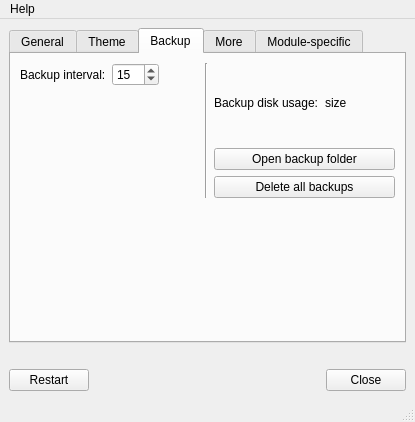
Old version of the form OTModules/OTGeneric/wsettings.ui in the repository pietr26/OMSI-Tools.
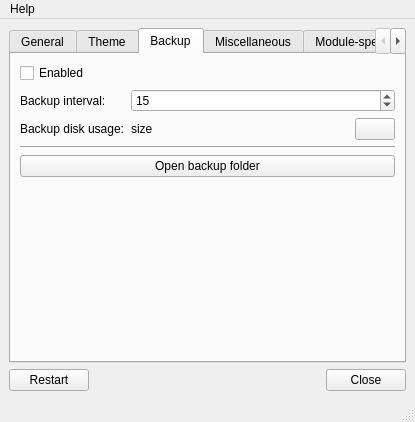
New version of the form. The open tabs and pages were chosen to show the change. Icons and pictures are not drawn.

```diff
--- a/OTModules/OTGeneric/wsettings.ui
+++ b/OTModules/OTGeneric/wsettings.ui
@@ -158,13 +158,6 @@
           </property>
          </spacer>
         </item>
-        <item>
-         <widget class="QCheckBox" name="cbxBackupEnabled">
-          <property name="text">
-           <string>Backup enabled</string>
-          </property>
-         </widget>
-        </item>
        </layout>
       </widget>
       <widget class="QWidget" name="tabTheme">
@@ -560,12 +553,26 @@
        </attribute>
        <layout class="QVBoxLayout" name="verticalLayout_8">
         <item>
-         <layout class="QHBoxLayout" name="horizontalLayout_14">
+         <widget class="QCheckBox" name="cbxBackupEnabled">
+          <property name="text">
+           <string>Enabled</string>
+          </property>
+         </widget>
+        </item>
           <item>
-           <layout class="QVBoxLayout" name="verticalLayout">
-            <item>
-             <layout class="QHBoxLayout" name="horizontalLayout_4">
-              <item>
+         <layout class="QGridLayout" name="gridLayout_5">
+          <item row="3" column="0" colspan="3">
+           <widget class="QPushButton" name="btnOpenBackupFolder">
+            <property name="text">
+             <string>Open backup folder</string>
+            </property>
+            <property name="icon">
+             <iconset resource="../../ressources.qrc">
+              <normaloff>:/rec/data/icons/iconOpen.svg</normaloff>:/rec/data/icons/iconOpen.svg</iconset>
+            </property>
+           </widget>
+          </item>
+          <item row="0" column="0">
                <widget class="QLabel" name="label">
                 <property name="sizePolicy">
                  <sizepolicy hsizetype="Maximum" vsizetype="Preferred">
@@ -578,8 +585,45 @@
                 </property>
                </widget>
               </item>
-              <item>
+          <item row="1" column="2">
+           <widget class="QPushButton" name="btnDeleteAllBackups">
+            <property name="sizePolicy">
+             <sizepolicy hsizetype="Maximum" vsizetype="Fixed">
+              <horstretch>0</horstretch>
+              <verstretch>0</verstretch>
+             </sizepolicy>
+            </property>
+            <property name="text">
+             <string/>
+            </property>
+            <property name="icon">
+             <iconset resource="../../ressources.qrc">
+              <normaloff>:/rec/data/icons/iconToBin.svg</normaloff>:/rec/data/icons/iconToBin.svg</iconset>
+            </property>
+           </widget>
+          </item>
+          <item row="1" column="1">
+           <widget class="QLabel" name="lblDiskUsageSize">
+            <property name="text">
+             <string notr="true">size</string>
+            </property>
+           </widget>
+          </item>
+          <item row="1" column="0">
+           <widget class="QLabel" name="lblDiskUsage">
+            <property name="text">
+             <string>Backup disk usage:</string>
+            </property>
+           </widget>
+          </item>
+          <item row="0" column="1" colspan="2">
                <widget class="QSpinBox" name="sbxAutosaveDuration">
+            <property name="sizePolicy">
+             <sizepolicy hsizetype="Minimum" vsizetype="Fixed">
+              <horstretch>0</horstretch>
+              <verstretch>0</verstretch>
+             </sizepolicy>
+            </property>
                 <property name="buttonSymbols">
                  <enum>QAbstractSpinBox::UpDownArrows</enum>
                 </property>
@@ -606,21 +650,12 @@
                 </property>
                </widget>
               </item>
-              <item>
-               <spacer name="horizontalSpacer_3">
+          <item row="2" column="0" colspan="3">
+           <widget class="Line" name="line">
                 <property name="orientation">
                  <enum>Qt::Horizontal</enum>
                 </property>
-                <property name="sizeType">
-                 <enum>QSizePolicy::Preferred</enum>
-                </property>
-                <property name="sizeHint" stdset="0">
-                 <size>
-                  <width>40</width>
-                  <height>20</height>
-                 </size>
-                </property>
-               </spacer>
+           </widget>
               </item>
              </layout>
             </item>
@@ -638,91 +673,10 @@
              </spacer>
             </item>
            </layout>
-          </item>
-          <item>
-           <widget class="Line" name="line_2">
-            <property name="orientation">
-             <enum>Qt::Vertical</enum>
-            </property>
-           </widget>
-          </item>
-          <item>
-           <layout class="QVBoxLayout" name="verticalLayout_6">
-            <item>
-             <layout class="QHBoxLayout" name="horizontalLayout_5">
-              <item>
-               <widget class="QLabel" name="lblDiskUsage">
-                <property name="text">
-                 <string>Backup disk usage:</string>
-                </property>
-               </widget>
-              </item>
-              <item>
-               <widget class="QLabel" name="lblDiskUsageSize">
-                <property name="text">
-                 <string notr="true">size</string>
-                </property>
-               </widget>
-              </item>
-              <item>
-               <spacer name="horizontalSpacer_5">
-                <property name="orientation">
-                 <enum>Qt::Horizontal</enum>
-                </property>
-                <property name="sizeHint" stdset="0">
-                 <size>
-                  <width>40</width>
-                  <height>20</height>
-                 </size>
-                </property>
-               </spacer>
-              </item>
-             </layout>
-            </item>
-            <item>
-             <widget class="QPushButton" name="btnOpenBackupFolder">
-              <property name="text">
-               <string>Open backup folder</string>
-              </property>
-              <property name="icon">
-               <iconset resource="../../ressources.qrc">
-                <normaloff>:/rec/data/icons/iconOpen.svg</normaloff>:/rec/data/icons/iconOpen.svg</iconset>
-              </property>
-             </widget>
-            </item>
-            <item>
-             <widget class="QPushButton" name="btnDeleteAllBackups">
-              <property name="text">
-               <string>Delete all backups</string>
-              </property>
-              <property name="icon">
-               <iconset resource="../../ressources.qrc">
-                <normaloff>:/rec/data/icons/iconToBin.svg</normaloff>:/rec/data/icons/iconToBin.svg</iconset>
-              </property>
-             </widget>
-            </item>
-           </layout>
-          </item>
-         </layout>
-        </item>
-        <item>
-         <spacer name="verticalSpacer_4">
-          <property name="orientation">
-           <enum>Qt::Vertical</enum>
-          </property>
-          <property name="sizeHint" stdset="0">
-           <size>
-            <width>20</width>
-            <height>40</height>
-           </size>
-          </property>
-         </spacer>
-        </item>
-       </layout>
       </widget>
       <widget class="QWidget" name="tabMore">
        <attribute name="title">
-        <string>More</string>
+        <string>Miscellaneous</string>
        </attribute>
        <layout class="QVBoxLayout" name="verticalLayout_11">
         <item>
@@ -968,23 +922,6 @@
       </widget>
      </widget>
     </item>
-    <item>
-     <layout class="QHBoxLayout" name="horizontalLayout">
-      <item>
-       <spacer name="horizontalSpacer_2">
-        <property name="orientation">
-         <enum>Qt::Horizontal</enum>
-        </property>
-        <property name="sizeHint" stdset="0">
-         <size>
-          <width>40</width>
-          <height>20</height>
-         </size>
-        </property>
-       </spacer>
-      </item>
-     </layout>
-    </item>
     <item>
      <layout class="QHBoxLayout" name="horizontalLayout_3">
       <item>
```
Left out of the diff: 165 changed lines with no effect on the pictures. Lines whose indentation alone changed are shown as unchanged.
